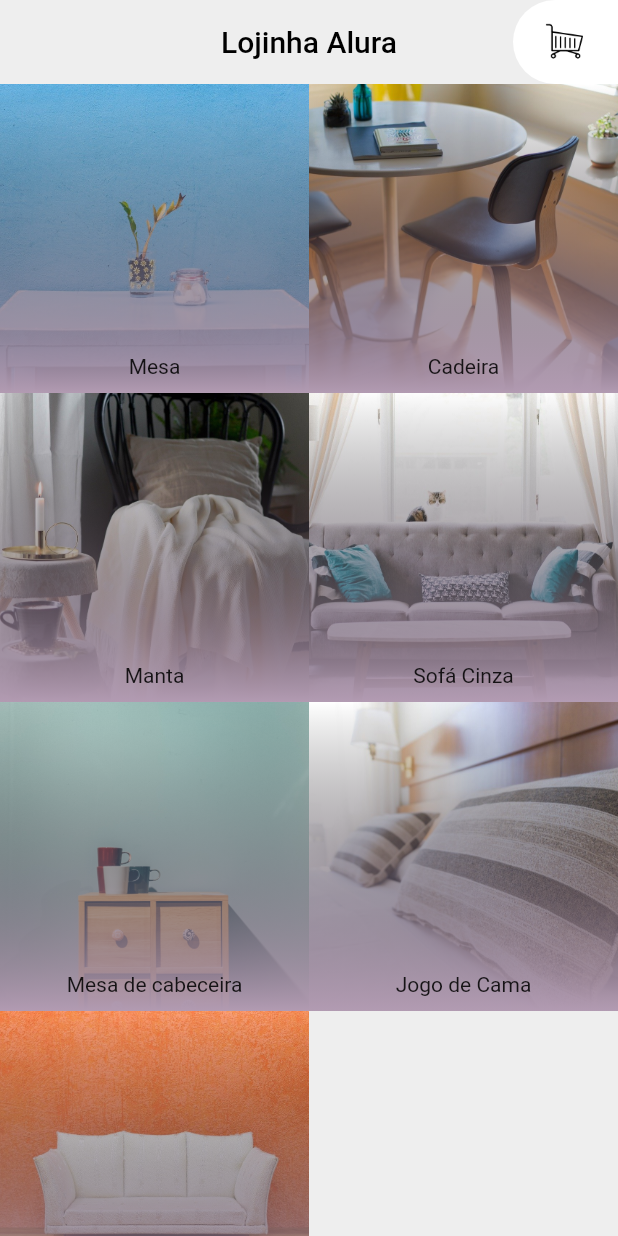
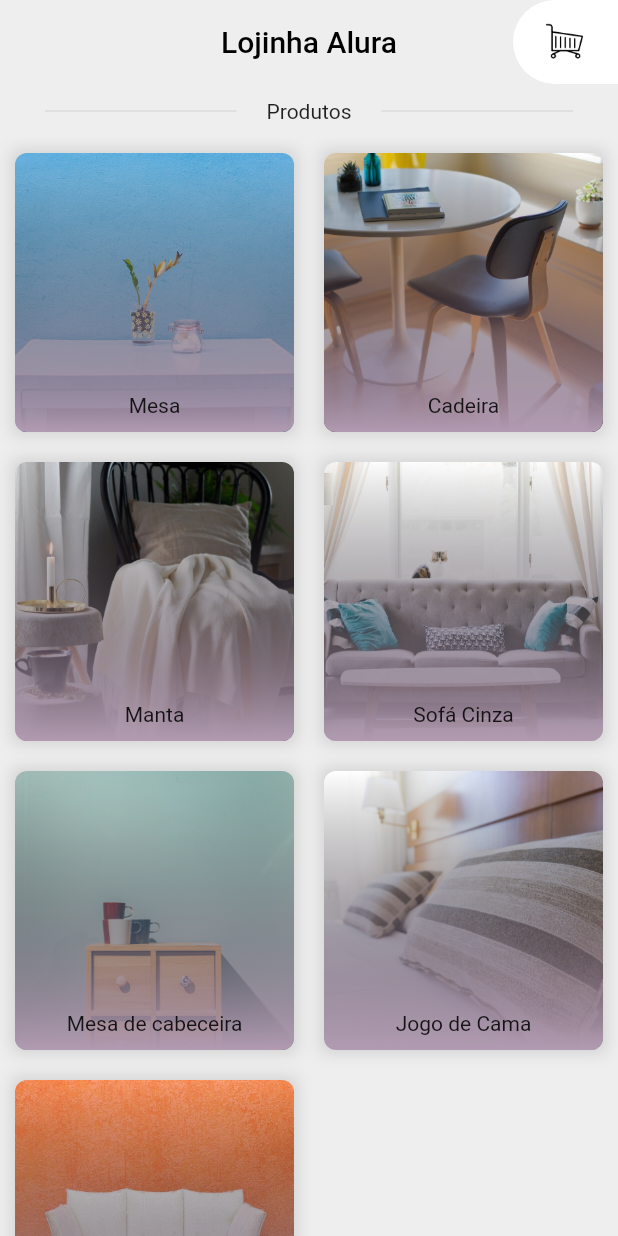
Before and after one commit to gabrieldarlan/layouts-em-flutter, a Flutter app: the screen it shows after launch, on a phone screen of 412 x 824 dp. Run offline on Flutter 3.47's test engine with Material 2 defaults, Android fonts, the phone set to English and light mode, and no system bars.

Commit message:
capitulo 05 aula 02 completa

```diff
--- a/lib/main.dart
+++ b/lib/main.dart
@@ -87,8 +87,39 @@ class Inicio extends StatelessWidget {
         titulo: 'Lojinha Alura',
         ehPaginaCarrinho: false,
       ),
-      body: GridProdutos(
-        moveis: moveis,
+      body: Column(
+        children: [
+          Row(
+            children: [
+              Expanded(
+                child: Container(
+                  margin: EdgeInsets.only(
+                    left: 30,
+                    right: 20,
+                  ),
+                  child: Divider(),
+                ),
+              ),
+              Text('Produtos'),
+              Expanded(
+                child: Container(
+                  margin: EdgeInsets.only(
+                    left: 20,
+                    right: 30,
+                    top: 10,
+                    bottom: 10,
+                  ),
+                  child: Divider(),
+                ),
+              ),
+            ],
+          ),
+          Flexible(
+            child: GridProdutos(
+              moveis: moveis,
+            ),
+          ),
+        ],
       ),
     );
   }
--- a/lib/widgets/elemento_grid_produtos.dart
+++ b/lib/widgets/elemento_grid_produtos.dart
@@ -1,5 +1,6 @@
 import 'package:flutter/material.dart';
 import 'package:lojinha_alura/modelo/movel.dart';
+import 'package:lojinha_alura/paginas/detalhes.dart';
 import 'package:lojinha_alura/widgets/degrade_elemento_grid_produtos.dart';
 import 'package:lojinha_alura/widgets/imagem_elemento_grid_produtos.dart';
 import 'package:lojinha_alura/widgets/titulo_elemento_grid_produtos.dart';
@@ -11,7 +12,27 @@ class ElementoGridProdutos extends StatelessWidget {
 
   @override
   Widget build(BuildContext context) {
-    return Stack(
+    return InkWell(
+      onTap: () {
+        Navigator.push(
+          context,
+          MaterialPageRoute(
+            builder: (context) => Detalhes(movel: movel),
+          ),
+        );
+      },
+      child: Container(
+        decoration: BoxDecoration(boxShadow: [
+          BoxShadow(
+            spreadRadius: 2,
+            blurRadius: 8,
+            color: Colors.black12,
+          )
+        ]),
+        margin: EdgeInsets.all(10.0),
+        child: ClipRRect(
+          borderRadius: BorderRadius.circular(8),
+          child: Stack(
             alignment: Alignment.center,
             children: [
               ImagemElementoGridProdutos(
@@ -22,6 +43,9 @@ class ElementoGridProdutos extends StatelessWidget {
                 titulo: movel.titulo,
               )
             ],
+          ),
+        ),
+      ),
     );
   }
 }
```
Also changed, not shown: lib/paginas/detalhes.dart (+24 -8 lines). Lines whose indentation alone changed are shown as unchanged.
